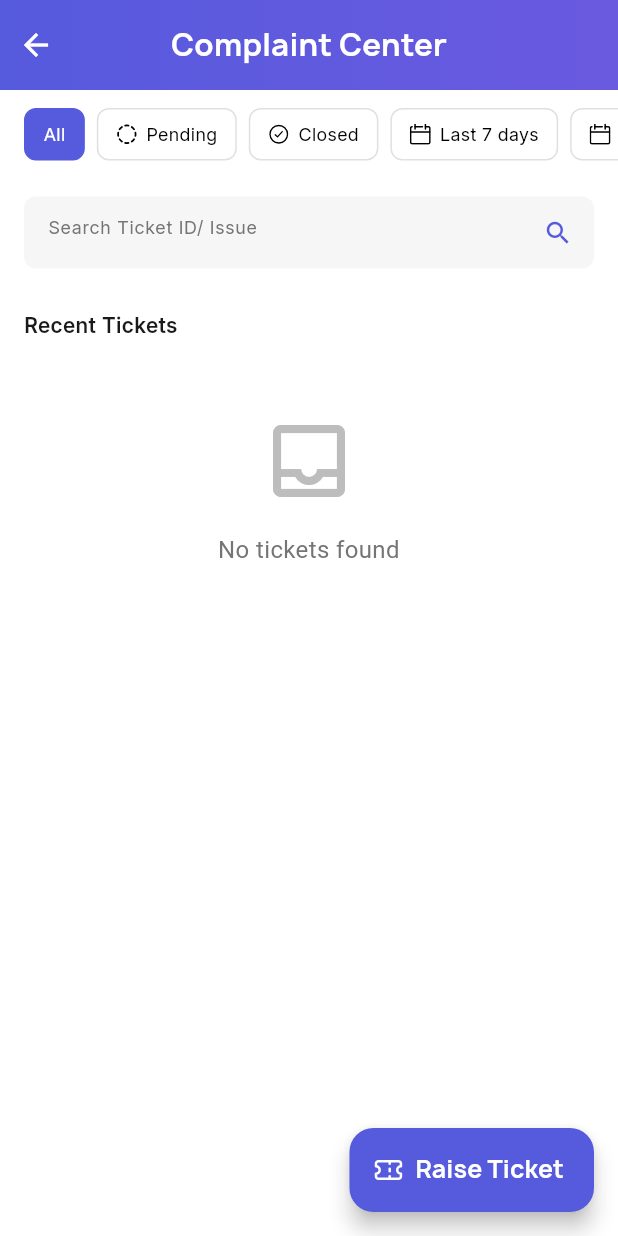
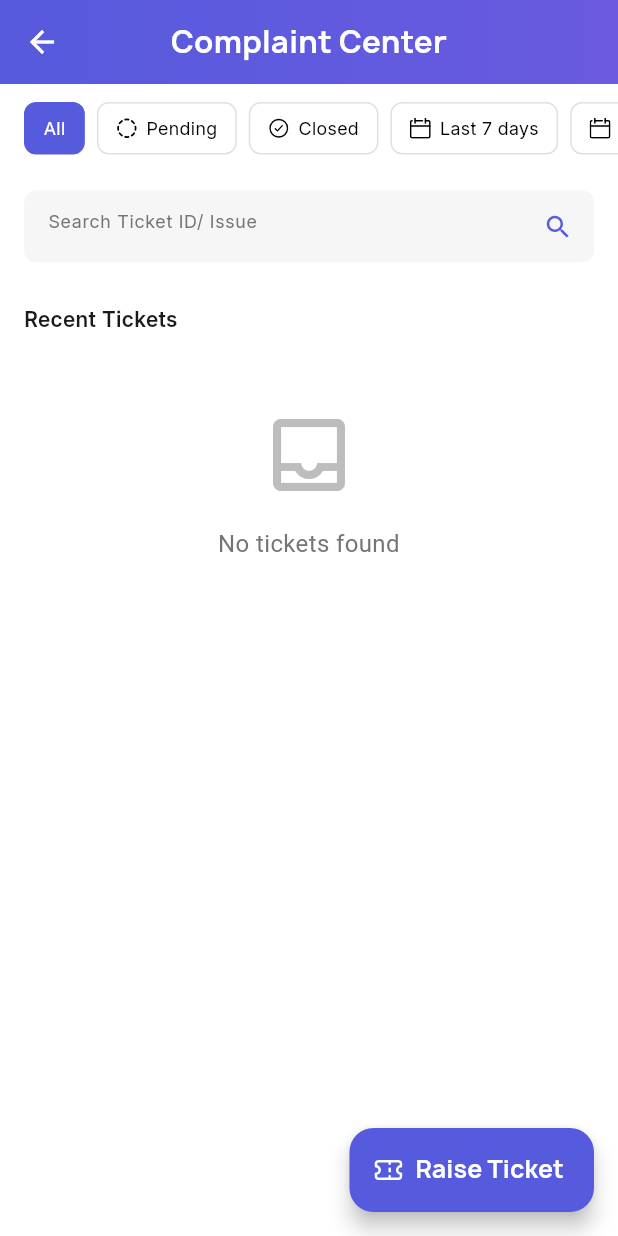
Before and after one commit to akashkumarcur8/sherpa_voice_recorder, a Flutter app: the UserTicketsScreen screen opened by its route, on a phone screen of 412 x 824 dp. Run offline on Flutter 3.47's test engine with Material 3 defaults, Android fonts, the phone set to English and light mode, and no system bars; our stand-ins replace connectivity_plus, dio, dots_indicator, firebase_core, fl_chart, flutter_local_notifications and 17 more; missing offline and left inert: flutter_background_service, flutter_sound, omni_datetime_picker, onesignal_flutter; accounts and stored records are empty; statements that could not run were skipped.

Commit message:
version 1.8

```diff
--- a/lib/app/modules/profile/profile_page.dart
+++ b/lib/app/modules/profile/profile_page.dart
@@ -13,11 +13,11 @@ class ProfileScreen extends StatefulWidget {
 
 class _ProfileScreenState extends State<ProfileScreen> {
   String activeTab = 'badge';
-  String username="";
-  String email="";
-  String emp_name ="";
-  String storeName="";
-  String designation="";
+  String username = "";
+  String email = "";
+  String emp_name = "";
+  String storeName = "";
+  String designation = "";
 
   @override
   void initState() {
@@ -33,20 +33,14 @@ class _ProfileScreenState extends State<ProfileScreen> {
     var fetchstorename = await SharedPrefHelper.getpref("store_name");
     var fetchdesignation = await SharedPrefHelper.getpref("designation");
 
-
-
-
     setState(() {
       username = fetchedUsername;
       email = fetchEmail;
       emp_name = fetchempname;
       storeName = fetchstorename;
       designation = fetchdesignation;
-
     });
   }
-
-
 
   void handleTabClick(String tab) {
     if (tab == 'leaderboard') {
@@ -71,11 +65,15 @@ class _ProfileScreenState extends State<ProfileScreen> {
         mainAxisSpacing: 16,
         crossAxisSpacing: 16,
         children: [
-          _buildBadgeItem(Icons.access_time, Color(0xFF5EDEC3), Color(0xFFC9F2E9)),
-          _buildBadgeItem(Icons.bar_chart, Color(0xFFFFC93D), Color(0xFFFFF9C2)),
+          _buildBadgeItem(
+              Icons.access_time, Color(0xFF5EDEC3), Color(0xFFC9F2E9)),
+          _buildBadgeItem(
+              Icons.bar_chart, Color(0xFFFFC93D), Color(0xFFFFF9C2)),
           _buildBadgeItem(Icons.public, Color(0xFF6BB8FF), Color(0xFFD6F0FF)),
-          _buildBadgeItem(Icons.emoji_events, Color(0xFFFF6B84), Color(0xFFFFD6DD)),
-          _buildBadgeItem(Icons.extension, Color(0xFF6A5AE0), Color(0xFFC4D0FB)),
+          _buildBadgeItem(
+              Icons.emoji_events, Color(0xFFFF6B84), Color(0xFFFFD6DD)),
+          _buildBadgeItem(
+              Icons.extension, Color(0xFF6A5AE0), Color(0xFFC4D0FB)),
           _buildBadgeItem(Icons.lock, Color(0xFF7B7676), Color(0xFFEBEBEB)),
         ],
       ),
@@ -140,7 +138,8 @@ class _ProfileScreenState extends State<ProfileScreen> {
                     value: 27 / 30,
                     strokeWidth: 8,
                     backgroundColor: Color(0xFFEBEBEB),
-                    valueColor: AlwaysStoppedAnimation<Color>(Color(0xFF565ADD)),
+                    valueColor:
+                        AlwaysStoppedAnimation<Color>(Color(0xFF565ADD)),
                   ),
                 ),
                 Text(
@@ -210,7 +209,8 @@ class _ProfileScreenState extends State<ProfileScreen> {
                         padding: EdgeInsets.all(16),
                         child: Column(
                           children: [
-                            Icon(Icons.phone_disabled, color: Colors.white, size: 24),
+                            Icon(Icons.phone_disabled,
+                                color: Colors.white, size: 24),
                             SizedBox(height: 8),
                             Text(
                               "21",
@@ -290,10 +290,8 @@ class _ProfileScreenState extends State<ProfileScreen> {
         ),
       ),
 
-
       body: Column(
         children: [
-
           Expanded(
             child: SingleChildScrollView(
               child: Column(
@@ -412,7 +410,8 @@ class _ProfileScreenState extends State<ProfileScreen> {
                             Expanded(
                               child: Column(
                                 children: [
-                                  Icon(Icons.star, color: Colors.white, size: 24),
+                                  Icon(Icons.star,
+                                      color: Colors.white, size: 24),
                                   SizedBox(height: 4),
                                   Text(
                                     "POINTS",
@@ -435,7 +434,8 @@ class _ProfileScreenState extends State<ProfileScreen> {
                             Expanded(
                               child: Column(
                                 children: [
-                                  Icon(Icons.public, color: Colors.white, size: 24),
+                                  Icon(Icons.public,
+                                      color: Colors.white, size: 24),
                                   SizedBox(height: 4),
                                   Text(
                                     "TOTAL RANK",
@@ -458,7 +458,8 @@ class _ProfileScreenState extends State<ProfileScreen> {
                             Expanded(
                               child: Column(
                                 children: [
-                                  Icon(Icons.bar_chart, color: Colors.white, size: 24),
+                                  Icon(Icons.bar_chart,
+                                      color: Colors.white, size: 24),
                                   SizedBox(height: 4),
                                   Text(
                                     "STOREWISE RANK",
@@ -504,15 +505,18 @@ class _ProfileScreenState extends State<ProfileScreen> {
 
                   // User Details
                   Padding(
-                    padding: EdgeInsets.symmetric(horizontal: 28,vertical: 32),
+                    padding: EdgeInsets.symmetric(horizontal: 28, vertical: 32),
                     child: Align(
-                      alignment: Alignment.centerLeft, // Explicitly aligning to the left
+                      alignment: Alignment
+                          .centerLeft, // Explicitly aligning to the left
                       child: Column(
-                        crossAxisAlignment: CrossAxisAlignment.start, // Keep this for the left alignment of the text
+                        crossAxisAlignment: CrossAxisAlignment
+                            .start, // Keep this for the left alignment of the text
                         children: [
                           _buildUserDetail("Name", emp_name),
-                          SizedBox(height: 8,),
-
+                          SizedBox(
+                            height: 8,
+                          ),
                           const Divider(
                             color: Color(0XFFEBEBEB), // Line color
                             thickness: 0.2, // Thin line
@@ -521,8 +525,9 @@ class _ProfileScreenState extends State<ProfileScreen> {
                           ),
                           SizedBox(height: 16),
                           _buildUserDetail("Email", email),
-                          SizedBox(height: 8,),
-
+                          SizedBox(
+                            height: 8,
+                          ),
                           const Divider(
                             color: Color(0XFFEBEBEB), // Line color
                             thickness: 0.2, // Thin line
@@ -531,8 +536,9 @@ class _ProfileScreenState extends State<ProfileScreen> {
                           ),
                           SizedBox(height: 16),
                           _buildUserDetail("Company Name", storeName),
-                          SizedBox(height: 8,),
-
+                          SizedBox(
+                            height: 8,
+                          ),
                           const Divider(
                             color: Color(0XFFEBEBEB), // Line color
                             thickness: 0.2, // Thin line
@@ -541,7 +547,9 @@ class _ProfileScreenState extends State<ProfileScreen> {
                           ),
                           SizedBox(height: 16),
                           _buildUserDetail("Position", designation),
-                          SizedBox(height: 8,),
+                          SizedBox(
+                            height: 8,
+                          ),
                           const Divider(
                             color: Color(0XFFEBEBEB), // Line color
                             thickness: 0.2, // Thin line
@@ -553,41 +561,42 @@ class _ProfileScreenState extends State<ProfileScreen> {
                     ),
                   ),
 
-
                   // Sign Out Button
 
                   Padding(
                     padding: EdgeInsets.symmetric(horizontal: 24, vertical: 32),
                     child: SizedBox(
-
                       width: double.infinity,
                       child: OutlinedButton(
-                          onPressed: () async{
+                        onPressed: () async {
+                          // Clear all user data
                           await SharedPrefHelper.setIsloginValue(false);
-                            Get.offAll(Routes.login);                          },
+                          await SharedPrefHelper.removeValue("username");
+                          await SharedPrefHelper.removeValue("email");
+                          await SharedPrefHelper.removeValue("emp_name");
+                          await SharedPrefHelper.removeValue("store_name");
+                          await SharedPrefHelper.removeValue("designation");
+
+                          // Navigate to login screen
+                          Get.offAllNamed(Routes.login);
+                        },
                         style: OutlinedButton.styleFrom(
                             padding: EdgeInsets.symmetric(vertical: 16),
                             side: BorderSide(color: Color(0xFFEBEBEB)),
                             shape: RoundedRectangleBorder(
                               borderRadius: BorderRadius.circular(8),
-
-
                             ),
-                            backgroundColor: Color(0XFFF6F6F6)
-
-                          ),
+                            backgroundColor: Color(0XFFF6F6F6)),
                         child: Text(
                           "Sign Out",
                           style: TextStyle(
                               color: Color(0xFF1A1A1A),
                               fontWeight: FontWeight.w600,
-                              fontSize: 18
+                              fontSize: 18),
                         ),
                       ),
                     ),
                   ),
-                    ),
-
 
                   const SizedBox(height: 80), // Space for bottom navigation
                 ],
@@ -676,5 +685,4 @@ class _ProfileScreenState extends State<ProfileScreen> {
       ],
     );
   }
-
 }
--- a/lib/app/modules/raise_ticket/views/user_tickets_screen.dart
+++ b/lib/app/modules/raise_ticket/views/user_tickets_screen.dart
@@ -121,7 +121,6 @@ class UserTicketsScreen extends StatelessWidget {
             title: 'Complaint Center',
             useGradient: true,
             useSafeArea: false,
-            height: 60,
           ),
           Obx(() => FilterBar(
                 filters: _buildFilterOptions(),
--- a/lib/app/widgets/complaint_header.dart
+++ b/lib/app/widgets/complaint_header.dart
@@ -50,40 +50,47 @@ class AppHeader extends StatelessWidget {
             color: backgroundColor ?? const Color(0xFF5B6BC6),
           );
 
-    final content = Stack(
-      alignment: Alignment.center,
+    final content = Container(
+      height: 56,
+      padding: const EdgeInsets.symmetric(horizontal: 4),
+      child: Row(
         children: [
-        Align(
-          alignment: Alignment.centerLeft,
-          child: IconButton(
+          IconButton(
             icon: const Icon(Icons.arrow_back, color: Colors.white),
             onPressed: () => Get.back(),
+            padding: EdgeInsets.zero,
+            constraints: const BoxConstraints(),
+            iconSize: 24,
           ),
-        ),
-        Text(
+          Expanded(
+            child: Text(
               title,
               style: AppTextStyles.manropeBold20.copyWith(
                 color: Colors.white,
               ),
+              textAlign: TextAlign.center,
+              overflow: TextOverflow.ellipsis,
+              maxLines: 1,
             ),
+          ),
+          // Invisible spacer to balance the back button for centered text
+          const SizedBox(width: 48),
         ],
+      ),
     );
 
-    if (useSafeArea) {
+    // Always use SafeArea for the top to avoid notch/status bar
     return Container(
-        padding: const EdgeInsets.all(16),
       decoration: decoration,
       child: SafeArea(
         bottom: false,
+        child: useSafeArea
+            ? Padding(
+                padding: const EdgeInsets.all(16),
                 child: content,
+              )
+            : content,
       ),
-      );
-    } else {
-      return Container(
-        height: height ?? 60,
-        decoration: decoration,
-        child: content,
     );
   }
 }
-}
--- a/pubspec.yaml
+++ b/pubspec.yaml
@@ -3,7 +3,7 @@ name: mice_activeg
 description: "Sherpa Voice Recorder."
 publish_to: 'none' # Prevents accidental publication to pub.dev
 
-version: 1.1.7+31
+version: 1.1.8+32
 
 environment:
   sdk: '>=3.4.1 <4.0.0'
```
Lines whose indentation alone changed are shown as unchanged.
